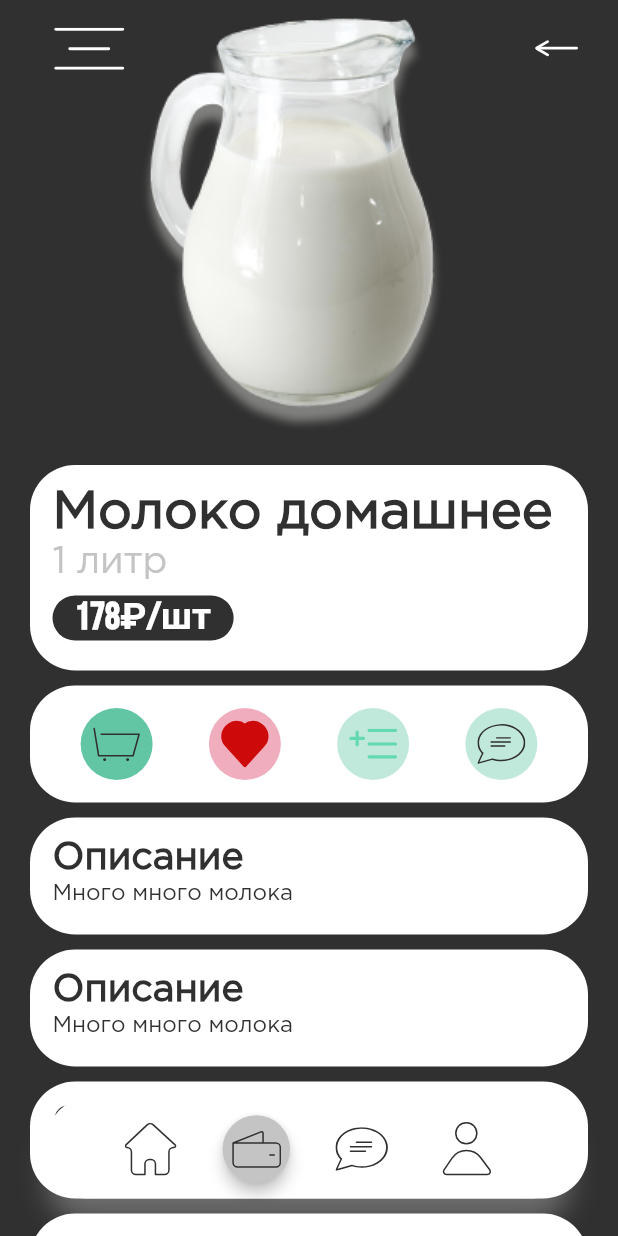
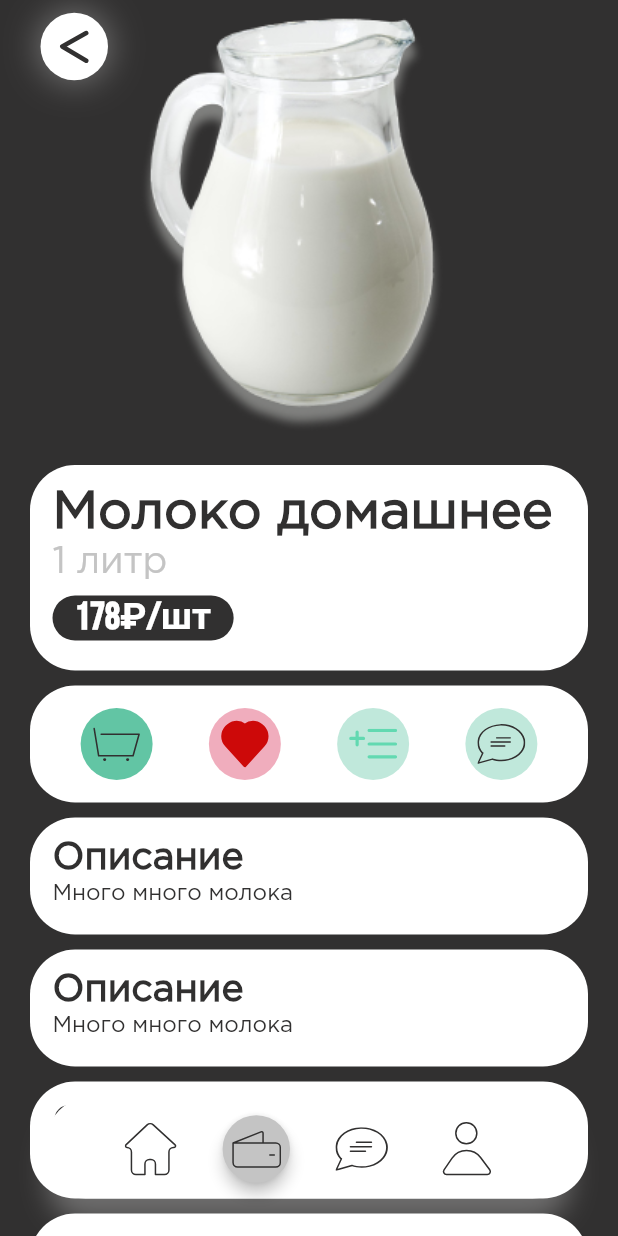
Before and after one commit to lamedevelop/cucumber-mobile, a Flutter app: the Product screen opened by its route, on a phone screen of 412 x 824 dp. Run offline on Flutter 3.47's test engine with Material 2 defaults, Android fonts, the phone set to English and light mode, and no system bars; our stand-ins replace flutter_svg, get; network calls fail.

Commit message:
[CU-6] short topbar implemented

```diff
--- a/lib/pages/product.dart
+++ b/lib/pages/product.dart
@@ -15,6 +15,7 @@ class _ProductState extends State<Product> {
   Widget build(BuildContext context) {
     return CustomScaffold(
       body: _listViewBuilder(),
+      hasShortTopBar: true,
     );
   }
 
--- a/lib/widgets/bars/bars.dart
+++ b/lib/widgets/bars/bars.dart
@@ -1,2 +1,3 @@
 export 'bottom_bar.dart';
 export 'main_topbar.dart';
+export 'short_topbar.dart';
--- /dev/null
+++ b/lib/widgets/bars/short_topbar.dart
@@ -0,0 +1,40 @@
+import 'package:flutter/material.dart';
+import 'package:flutter_svg/flutter_svg.dart';
+
+import 'package:cucumber_mobile/config/icons.dart' as icons;
+
+class ShortTopBar extends StatelessWidget {
+  @override
+  Widget build(BuildContext context) {
+    return Row(
+      mainAxisAlignment: MainAxisAlignment.spaceBetween,
+      crossAxisAlignment: CrossAxisAlignment.center,
+      children: <Widget>[
+        Container(
+          width: 45,
+          margin: EdgeInsets.only(left: 27, top: 7),
+          decoration: BoxDecoration(
+              shape: BoxShape.circle,
+              color: Colors.white,
+              boxShadow: const [
+                BoxShadow(
+                  blurRadius: 20,
+                  color: Colors.white38,
+                )
+              ]),
+          child: MaterialButton(
+            onPressed: () {},
+            elevation: 4,
+            child: SvgPicture.asset(
+              icons.SHORT_ARROW,
+              height: 45,
+              fit: BoxFit.scaleDown,
+            ),
+            padding: EdgeInsets.all(0),
+            shape: CircleBorder(),
+          ),
+        ),
+      ],
+    );
+  }
+}
--- a/lib/widgets/custom_scaffold.dart
+++ b/lib/widgets/custom_scaffold.dart
@@ -6,7 +6,7 @@ import 'package:cucumber_mobile/config/palette.dart' as palette;
 class CustomScaffold extends StatelessWidget {
   final bool hasTopBar;
   final bool hasBottomBar;
-  final bool hasDrawer;
+  final bool hasShortTopBar;
   final Widget body;
 
   const CustomScaffold({
@@ -14,7 +14,7 @@ class CustomScaffold extends StatelessWidget {
     required this.body,
     this.hasTopBar = true,
     this.hasBottomBar = true,
-    this.hasDrawer = true,
+    this.hasShortTopBar = false,
   }) : super(key: key);
 
   @override
@@ -27,14 +27,14 @@ class CustomScaffold extends StatelessWidget {
           hasBottomBar ? _bottomBarBuilder(context) : Container(child: null),
         ]),
       ),
-      drawer: hasDrawer ? _drawerBuilder(context) : null,
+      drawer: hasTopBar && !hasShortTopBar ? _drawerBuilder(context) : null,
     );
   }
 
   Widget _topBarBuilder(BuildContext context) {
     return Positioned(
       top: 0,
-      child: MainTopBar(),
+      child: hasShortTopBar ? ShortTopBar() : MainTopBar(),
       width: MediaQuery.of(context).size.width,
     );
   }
```
Also changed, not shown: assets/icons/short_arrow.svg (renamed from assets/icons/show_arrow.svg).
